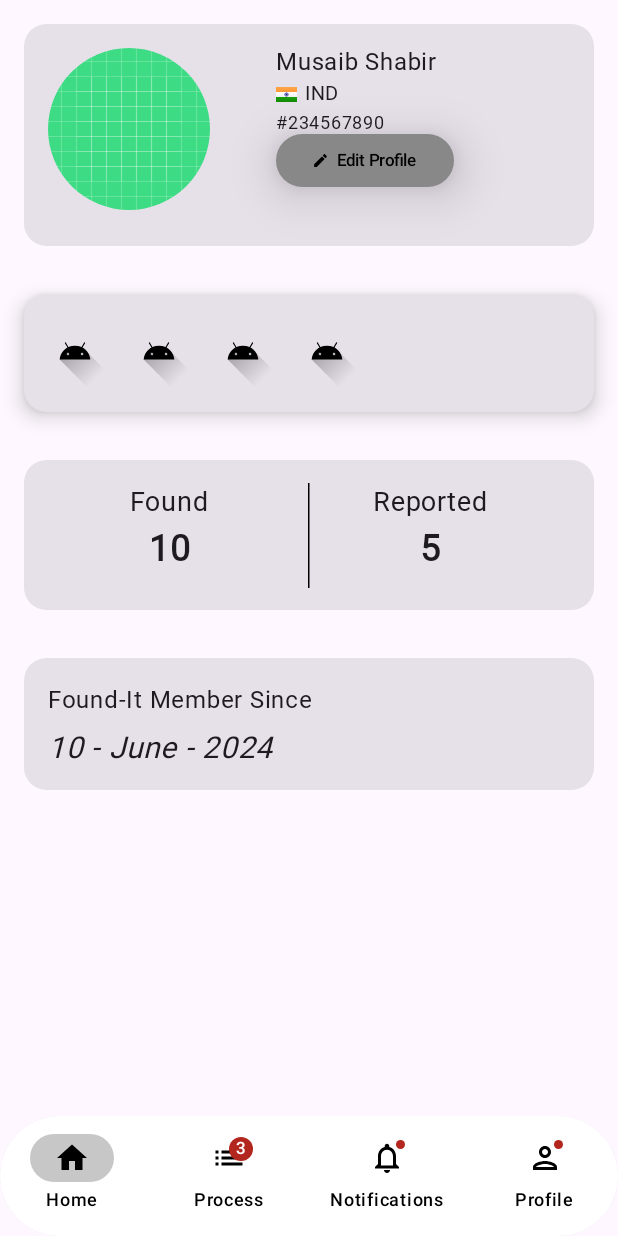
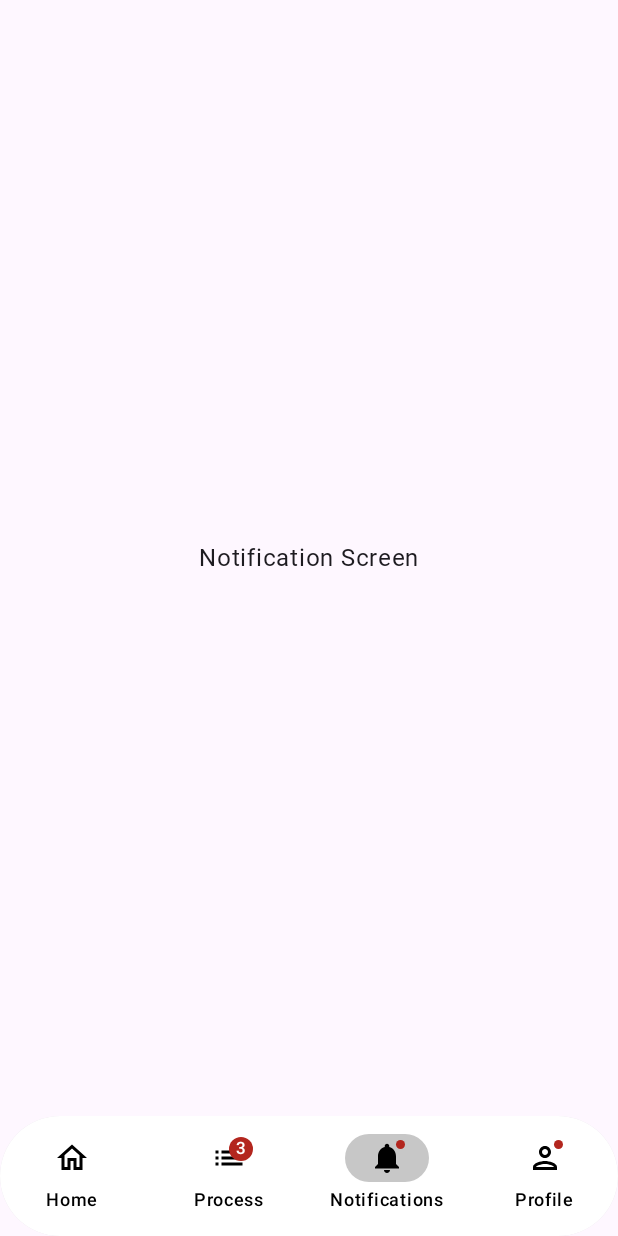
Before and after one commit to MusaibShabir/Found_It, an Android app built with Jetpack Compose: the screen it shows after launch (MainActivity), item 3 of the bottom bar chosen, on a phone screen of 412 x 824 dp. Run offline under Robolectric (Android 15) with nearby library versions, the phone set to English and light mode, and no system bars.

Commit message:
Navigation bugs Fixed & added Optimization

```diff
--- a/app/src/main/java/com/example/foundit/components/NavigationBar.kt
+++ b/app/src/main/java/com/example/foundit/components/NavigationBar.kt
@@ -13,31 +13,32 @@ import androidx.compose.material3.NavigationBarItem
 import androidx.compose.material3.NavigationBarItemColors
 import androidx.compose.material3.Text
 import androidx.compose.runtime.Composable
+import androidx.compose.runtime.LaunchedEffect
 import androidx.compose.runtime.getValue
 import androidx.compose.runtime.mutableIntStateOf
 import androidx.compose.runtime.saveable.rememberSaveable
+import androidx.compose.runtime.setValue
 import androidx.compose.ui.Alignment
 import androidx.compose.ui.Modifier
 import androidx.compose.ui.graphics.Color
 
 import androidx.compose.ui.unit.dp
 import androidx.navigation.NavHostController
+import androidx.navigation.compose.currentBackStackEntryAsState
 import com.example.foundit.data.NavigationItems
 import com.example.foundit.ui.theme.SelectedIcon
 
 
 @Composable
-fun NavigationBar(
-    modifier: Modifier,
-    onItemSelected: (Int) -> Unit,
-    navController: NavHostController
-) {
-    val selectedItemIndex by rememberSaveable {
-        mutableIntStateOf(0)
+fun NavigationBar(modifier: Modifier, navController: NavHostController) {
+    val currentRoute = navController.currentBackStackEntryAsState().value?.destination?.route
+    var selectedItemIndex by rememberSaveable { mutableIntStateOf(0) }
+
+    LaunchedEffect(currentRoute) {
+        selectedItemIndex = NavigationItems.indexOfFirst { it.title == currentRoute }
     }
 
     Card(
-        onClick = { /*TODO*/ },
         shape = RoundedCornerShape(42.dp),
     ) {
         Row(
@@ -52,9 +53,13 @@ fun NavigationBar(
                     NavigationBarItem(
                         selected = selectedItemIndex == index,
                         onClick = {
-                            onItemSelected(index)
-                            navController.navigate(if (index == 0) "home" else "profile") // Navigate based on index
-
+                            navController.navigate(item.title) {
+                                popUpTo(navController.graph.startDestinationId) {
+                                    saveState = true
+                                }
+                                launchSingleTop = true
+                                restoreState = true
+                            }
                         },
                         colors = NavigationBarItemColors(
                             selectedIndicatorColor = SelectedIcon,
@@ -95,8 +100,6 @@ fun NavigationBar(
         }
     }
 }
-
-
 /*
 @Composable
 @Preview(showBackground = true, showSystemUi = false)
--- a/app/src/main/java/com/example/foundit/data/NavigationBarData.kt
+++ b/app/src/main/java/com/example/foundit/data/NavigationBarData.kt
@@ -10,7 +10,12 @@ import androidx.compose.material.icons.outlined.Home
 import androidx.compose.material.icons.outlined.Notifications
 import androidx.compose.material.icons.outlined.Person
 import androidx.compose.ui.graphics.vector.ImageVector
-
+object NavRoutes {
+    const val HOME = "Home"
+    const val PROCESS = "Process"
+    const val NOTIFICATIONS = "Notifications"
+    const val PROFILE = "Profile"
+}
 
 data class BottomNavigationItem(
     val title: String,
@@ -20,29 +25,28 @@ data class BottomNavigationItem(
     val badgeCount: Int? = null
 )
 
-
 val NavigationItems = listOf(
     BottomNavigationItem(
-            title = "Home",
+        title = NavRoutes.HOME,
         selectedIcon = Icons.Filled.Home,
         unselectedIcon = Icons.Outlined.Home,
         hasNews = false,
     ),
     BottomNavigationItem(
-            title = "Process",
+        title = NavRoutes.PROCESS,
         selectedIcon = Icons.AutoMirrored.Filled.List,
         unselectedIcon = Icons.AutoMirrored.Outlined.List,
         hasNews = false,
         badgeCount = 3
     ),
     BottomNavigationItem(
-            title = "Notifications",
+        title = NavRoutes.NOTIFICATIONS,
         selectedIcon = Icons.Filled.Notifications,
         unselectedIcon = Icons.Outlined.Notifications,
         hasNews = true,
     ),
     BottomNavigationItem(
-            title = "Profile",
+        title = NavRoutes.PROFILE,
         selectedIcon = Icons.Filled.Person,
         unselectedIcon = Icons.Outlined.Person,
         hasNews = true,
--- a/app/src/main/java/com/example/foundit/screens/MainScreen.kt
+++ b/app/src/main/java/com/example/foundit/screens/MainScreen.kt
@@ -3,10 +3,6 @@ package com.example.foundit.screens
 import androidx.compose.foundation.layout.padding
 import androidx.compose.material3.Scaffold
 import androidx.compose.runtime.Composable
-import androidx.compose.runtime.getValue
-import androidx.compose.runtime.mutableIntStateOf
-import androidx.compose.runtime.saveable.rememberSaveable
-import androidx.compose.runtime.setValue
 import androidx.compose.ui.Modifier
 import androidx.compose.ui.res.painterResource
 import androidx.navigation.compose.NavHost
@@ -14,27 +10,24 @@ import androidx.navigation.compose.composable
 import androidx.navigation.compose.rememberNavController
 import com.example.foundit.R
 import com.example.foundit.components.NavigationBar
+import com.example.foundit.data.NavRoutes
 
 @Composable
 fun MainScreen(modifier: Modifier) {
-    var currentScreenIndex by rememberSaveable { mutableIntStateOf(0) }
     val navController = rememberNavController()
     Scaffold(
         modifier = modifier,
-        bottomBar = { NavigationBar(
-            modifier = modifier,
-            onItemSelected = { index -> currentScreenIndex = index },
-            navController = navController
-        ) }
+        bottomBar = { NavigationBar(modifier = modifier, navController = navController) }
     ) { innerPadding ->
-
         NavHost(
             navController = navController,
-            startDestination = "home",
+            startDestination = NavRoutes.HOME,
             modifier = Modifier.padding(innerPadding)
         ) {
-            composable("home") { HomeScreen(modifier = modifier) }
-            composable("profile") {
+            composable(NavRoutes.HOME) { HomeScreen(modifier = modifier) }
+            composable(NavRoutes.PROCESS) { ProcessScreen(modifier = modifier) }
+            composable(NavRoutes.NOTIFICATIONS) { NotificationScreen(modifier = modifier) }
+            composable(NavRoutes.PROFILE) {
                 ProfileScreen(
                     modifier = Modifier,
                     profileName = "Musaib Shabir",
--- /dev/null
+++ b/app/src/main/java/com/example/foundit/screens/NotificationScreen.kt
@@ -0,0 +1,27 @@
+package com.example.foundit.screens
+
+import androidx.compose.foundation.layout.Arrangement
+import androidx.compose.foundation.layout.Column
+import androidx.compose.foundation.layout.fillMaxSize
+import androidx.compose.material3.Text
+import androidx.compose.runtime.Composable
+import androidx.compose.ui.Alignment
+import androidx.compose.ui.Modifier
+import androidx.compose.ui.tooling.preview.Preview
+
+@Composable
+fun NotificationScreen(modifier: Modifier) {
+    Column(
+        modifier = modifier.fillMaxSize(),
+        horizontalAlignment = Alignment.CenterHorizontally,
+        verticalArrangement = Arrangement.Center
+    ) {
+        Text(text = "Notification Screen")
+    }
+}
+
+@Composable
+@Preview(showBackground = true, showSystemUi = false)
+fun PreviewNotificationScreen() {
+    NotificationScreen(modifier = Modifier)
+}
--- /dev/null
+++ b/app/src/main/java/com/example/foundit/screens/ProcessScreen.kt
@@ -0,0 +1,27 @@
+package com.example.foundit.screens
+
+import androidx.compose.foundation.layout.Arrangement
+import androidx.compose.foundation.layout.Column
+import androidx.compose.foundation.layout.fillMaxSize
+import androidx.compose.material3.Text
+import androidx.compose.runtime.Composable
+import androidx.compose.ui.Alignment
+import androidx.compose.ui.Modifier
+import androidx.compose.ui.tooling.preview.Preview
+
+@Composable
+fun ProcessScreen(modifier: Modifier) {
+    Column(
+        modifier = modifier.fillMaxSize(),
+        horizontalAlignment = Alignment.CenterHorizontally,
+        verticalArrangement = Arrangement.Center
+    ) {
+        Text(text = "Process Screen")
+    }
+}
+
+@Composable
+@Preview(showBackground = true, showSystemUi = false)
+fun PreviewProcessScreen() {
+    ProcessScreen(modifier = Modifier)
+}
```
Lines whose indentation alone changed are shown as unchanged.
